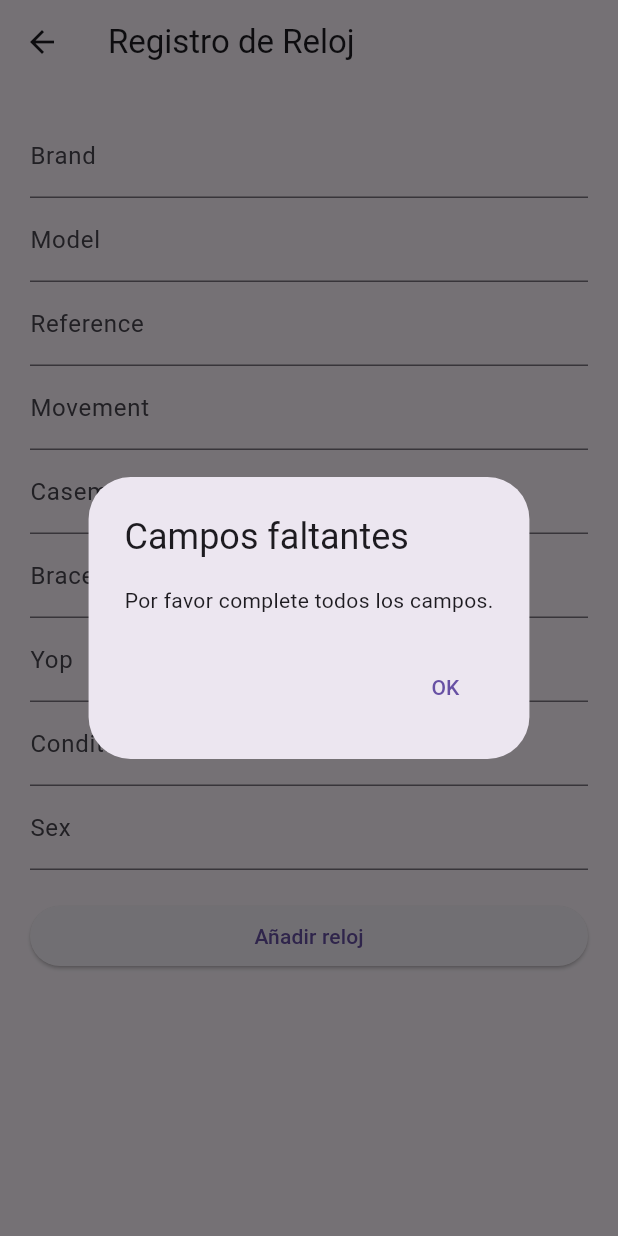
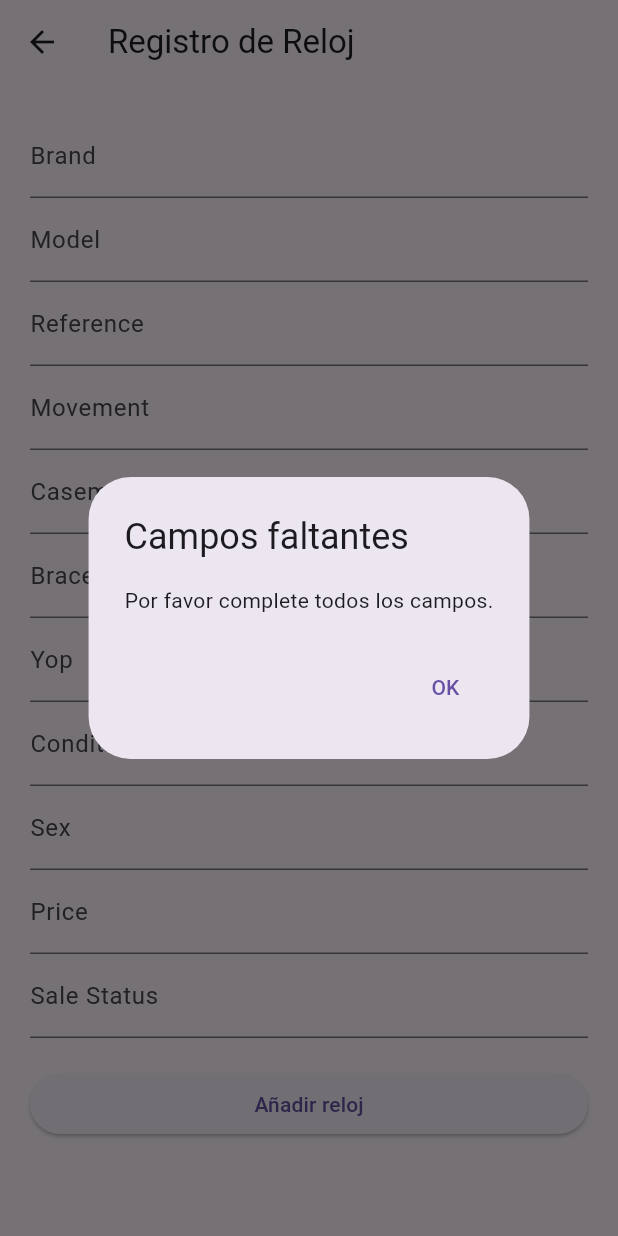
Before and after one commit to 2023-24-TFG-jul/TFG_RPU_2024, a Flutter app: the AddWatch screen opened by its route, after a tap on "Añadir reloj", on a phone screen of 412 x 824 dp. Run offline on Flutter 3.47's test engine with Material 3 defaults, Android fonts, the phone set to English and light mode, and no system bars; our stand-ins replace cloud_firestore, firebase_core; accounts and stored records are empty.

Commit message:
Todo reloj controlado

```diff
--- a/appRPU/kairos/lib/main.dart
+++ b/appRPU/kairos/lib/main.dart
@@ -27,7 +27,7 @@ class MyApp extends StatelessWidget {
         '/login': (context) => const Login(),
         '/home': (context) => const Home(),
         '/add_user': (context) => const Register(),
-        '/add_watch': (context) => const AddWatch(),
+        '/add_watch': (context) => const AddWatch(email: '',),
         '/view_watches': (context) => const ViewWatches(),
       }
     );
--- a/appRPU/kairos/lib/models/watch.dart
+++ b/appRPU/kairos/lib/models/watch.dart
@@ -1,6 +1,7 @@
 import 'package:cloud_firestore/cloud_firestore.dart';
 
 class Watch {
+  final String id;
   final String brand;
   final String model;
   final String reference;
@@ -10,8 +11,11 @@ class Watch {
   final String yop;
   final String condition;
   final String sex;
+  final String price;
+  final String saleStatus;
 
   Watch({
+    required this.id,
     required this.brand,
     required this.model,
     required this.reference,
@@ -21,12 +25,14 @@ class Watch {
     required this.yop,
     required this.condition,
     required this.sex,
+    required this.price,
+    required this.saleStatus,
   });
 
-  // doc de Firestore en objeto Watch
   factory Watch.fromFirestore(DocumentSnapshot doc) {
     Map data = doc.data() as Map<String, dynamic>;
     return Watch(
+      id: doc.id,
       brand: data['brand'] ?? '',
       model: data['model'] ?? '',
       reference: data['reference'] ?? '',
@@ -36,10 +42,11 @@ class Watch {
       yop: data['yop'] ?? '',
       condition: data['condition'] ?? '',
       sex: data['sex'] ?? '',
+      price: data['price'] ?? '',
+      saleStatus: data['saleStatus'] ?? '',
     );
   }
 
-  // objeto Watch en doc para agregar a Firestore
   Map<String, dynamic> toMap() {
     return {
       'brand': brand,
@@ -51,6 +58,8 @@ class Watch {
       'yop': yop,
       'condition': condition,
       'sex': sex,
+      'price': price,
+      'saleStatus': saleStatus,
     };
   }
 }
@@ -58,24 +67,27 @@ class Watch {
 class WatchRepository {
   final FirebaseFirestore _db = FirebaseFirestore.instance;
 
-  // GET
   Future<List<Watch>> getAllWatches(String email) async {
     List<Watch> watches = [];
     QuerySnapshot querySnapshot = await _db.collection('watches')
-      .where('userEmail', isEqualTo: email)
-      .get();
+        .where('userEmail', isEqualTo: email)
+        .get();
     for (var doc in querySnapshot.docs) {
       watches.add(Watch.fromFirestore(doc));
     }
     return watches;
   }
 
-  // ADD
-  Future<void> addWatch(Watch watch) async {
-    await _db.collection("watches").add(watch.toMap());
+  Future<void> addWatch(Watch watch, String email) async {
+    Map<String, dynamic> watchData = watch.toMap();
+    watchData['userEmail'] = email;
+    await _db.collection("watches").add(watchData);
   }
 
-  // UPDATE -> repasar bien esto
+  Future<void> deleteWatch(String id) async {
+    await _db.collection("watches").doc(id).delete();
+  }
+
   Future<void> updateWatch(String uid, String newName) async {
     await _db.collection("watches").doc(uid).update({"brand": newName});
   }
--- a/appRPU/kairos/lib/views/add_watch.dart
+++ b/appRPU/kairos/lib/views/add_watch.dart
@@ -2,16 +2,14 @@ import 'package:flutter/material.dart';
 import 'package:kairos/models/watch.dart';
 
 class AddWatch extends StatefulWidget {
-  const AddWatch({
-    super.key,
-  });
+  final String email;
+  const AddWatch({super.key, required this.email});
 
   @override
   State<AddWatch> createState() => _AddWatchState();
 }
 
 class _AddWatchState extends State<AddWatch> {
-
   final TextEditingController _brandController = TextEditingController();
   final TextEditingController _modelController = TextEditingController();
   final TextEditingController _referenceController = TextEditingController();
@@ -21,6 +19,8 @@ class _AddWatchState extends State<AddWatch> {
   final TextEditingController _yopController = TextEditingController();
   final TextEditingController _conditionController = TextEditingController();
   final TextEditingController _sexController = TextEditingController();
+  final TextEditingController _priceController = TextEditingController();
+  final TextEditingController _saleStatusController = TextEditingController();
 
   final WatchRepository _watchRepository = WatchRepository();
 
@@ -54,7 +54,6 @@ class _AddWatchState extends State<AddWatch> {
             TextField(
               controller: _casemController,
               decoration: const InputDecoration(labelText: 'Casem'),
-              obscureText: true,
             ),
             TextField(
               controller: _bracemController,
@@ -67,17 +66,22 @@ class _AddWatchState extends State<AddWatch> {
             TextField(
               controller: _conditionController,
               decoration: const InputDecoration(labelText: 'Condition'),
-              obscureText: true,
             ),
             TextField(
               controller: _sexController,
               decoration: const InputDecoration(labelText: 'Sex'),
             ),
+            TextField(
+              controller: _priceController,
+              decoration: const InputDecoration(labelText: 'Price'),
+            ),
+            TextField(
+              controller: _saleStatusController,
+              decoration: const InputDecoration(labelText: 'Sale Status'),
+            ),
             const SizedBox(height: 20.0),
             ElevatedButton(
-              onPressed: () {
-                _addWatch();
-              },
+              onPressed: _addWatch,
               child: const Text('Añadir reloj'),
             ),
           ],
@@ -96,6 +100,8 @@ class _AddWatchState extends State<AddWatch> {
     String yop = _yopController.text;
     String condition = _conditionController.text;
     String sex = _sexController.text;
+    String price = _priceController.text;
+    String saleStatus = _saleStatusController.text;
 
     if (brand.isEmpty ||
         model.isEmpty ||
@@ -105,7 +111,9 @@ class _AddWatchState extends State<AddWatch> {
         bracem.isEmpty ||
         yop.isEmpty ||
         condition.isEmpty ||
-        sex.isEmpty) {
+        sex.isEmpty ||
+        price.isEmpty ||
+        saleStatus.isEmpty) {
       showDialog(
         context: context,
         builder: (BuildContext context) {
@@ -127,7 +135,9 @@ class _AddWatchState extends State<AddWatch> {
     }
 
     try {
-      await _watchRepository.addWatch(Watch(
+      await _watchRepository.addWatch(
+        Watch(
+          id: '',
           brand: brand,
           model: model,
           reference: reference,
@@ -137,17 +147,22 @@ class _AddWatchState extends State<AddWatch> {
           yop: yop,
           condition: condition,
           sex: sex,
-      ));
+          price: price,
+          saleStatus: saleStatus,
+        ),
+        widget.email,
+      );
       showDialog(
         context: context,
         builder: (BuildContext context) {
           return AlertDialog(
-            title: const Text('Reloj regitrado correctamente'),
-            content: const Text('Reloj regitrado correctamente'),
+            title: const Text('Reloj registrado correctamente'),
+            content: const Text('Reloj registrado correctamente'),
             actions: <Widget>[
               TextButton(
                 onPressed: () {
                   Navigator.of(context).pop();
+                  Navigator.of(context).pop(true); // se cierra el registro, se pasa a pantalla views actualizada
                 },
                 child: const Text('OK'),
               ),
```
Also changed, not shown: appRPU/kairos/lib/views/home.dart (+3 -7 lines), appRPU/kairos/lib/views/view_watches.dart (+48 -11 lines). Lines whose indentation alone changed are shown as unchanged.
